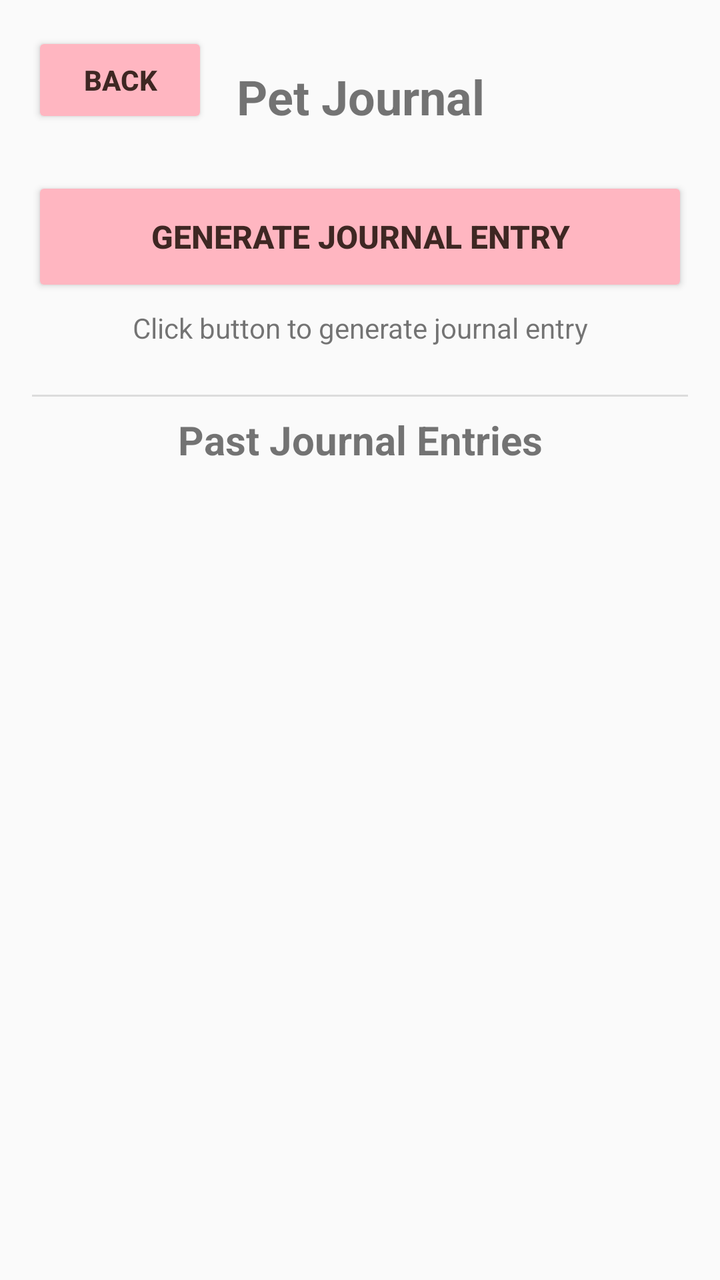
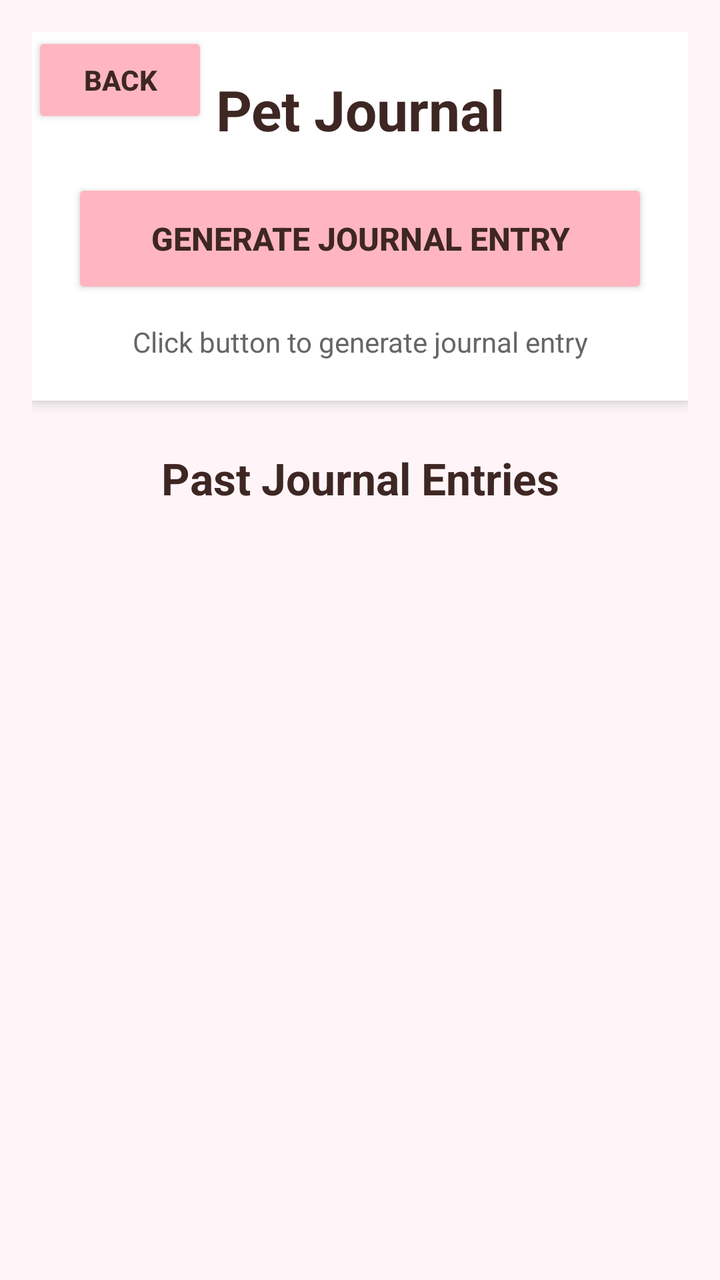

An Android layout rendered at two revisions. The XML below is the earlier revision; the diff shows what the commit changed to produce the second picture.
<!-- AndroidManifest.xml: activity theme Theme.AppCompat.Light.NoActionBar -->
<!-- res/layout/activity_journal.xml -->
<?xml version="1.0" encoding="utf-8"?>
<FrameLayout xmlns:android="http://schemas.android.com/apk/res/android"
    xmlns:app="http://schemas.android.com/apk/res-auto"
    xmlns:tools="http://schemas.android.com/tools"
    android:layout_width="match_parent"
    android:layout_height="match_parent"
    tools:context=".JournalActivity">

<ScrollView
    android:layout_width="match_parent"
    android:layout_height="match_parent"
    android:fillViewport="true">

    <LinearLayout
        android:layout_width="match_parent"
        android:layout_height="wrap_content"
        android:orientation="vertical"
        android:padding="16dp">

        <TextView
            android:id="@+id/titleTextView"
            android:layout_width="match_parent"
            android:layout_height="wrap_content"
            android:text="Pet Journal"
            android:textSize="24sp"
            android:textStyle="bold"
            android:gravity="center"
            android:layout_marginTop="16dp"
            android:paddingBottom="16dp"/>

        <Button
            android:id="@+id/generateJournalButton"
            android:layout_width="match_parent"
            android:layout_height="60dp"
            android:layout_marginTop="8dp"
            android:backgroundTint="#FFB6C1"
            android:textColor="#3E2723"
            android:text="Generate Journal Entry"
            android:textSize="16sp"
            android:textStyle="bold"/>

        <ProgressBar
            android:id="@+id/loadingProgressBar"
            android:layout_width="wrap_content"
            android:layout_height="wrap_content"
            android:layout_gravity="center"
            android:visibility="gone"
            android:layout_marginBottom="16dp"/>

        <TextView
            android:id="@+id/loadingTextView"
            android:layout_width="match_parent"
            android:layout_height="wrap_content"
            android:text="Generating journal entry..."
            android:textSize="16sp"
            android:gravity="center"
            android:visibility="gone"
            android:layout_marginBottom="16dp"/>

        <TextView
            android:id="@+id/statusTextView"
            android:layout_width="match_parent"
            android:layout_height="wrap_content"
            android:layout_marginTop="6dp"
            android:text="Click button to generate journal entry"
            android:textSize="14sp"
            android:gravity="center"
            android:layout_marginBottom="16dp"/>

        <View
            android:layout_width="match_parent"
            android:layout_height="1dp"
            android:background="?android:attr/listDivider"
            android:layout_marginVertical="8dp"/>

        
        <TextView
            android:id="@+id/historyTitleTextView"
            android:layout_width="match_parent"
            android:layout_height="wrap_content"
            android:text="Past Journal Entries"
            android:textSize="20sp"
            android:textStyle="bold"
            android:gravity="center"
            android:layout_marginBottom="16dp"/>

        <TextView
            android:id="@+id/emptyHistoryTextView"
            android:layout_width="match_parent"
            android:layout_height="wrap_content"
            android:text="No journal entries yet.\nGenerate your first entry above!"
            android:textSize="14sp"
            android:textColor="@android:color/darker_gray"
            android:gravity="center"
            android:padding="16dp"
            android:visibility="gone"/>

        
        <LinearLayout
            android:id="@+id/journalEntriesContainer"
            android:layout_width="match_parent"
            android:layout_height="wrap_content"
            android:orientation="vertical"
            android:paddingBottom="16dp"/>

    </LinearLayout>
</ScrollView>


<Button
    android:id="@+id/backButton"
    android:layout_width="wrap_content"
    android:layout_height="wrap_content"
    android:layout_gravity="top|start"
    android:layout_margin="16dp"
    android:text="BACK"
    android:textSize="14sp"
    android:textStyle="bold"
    android:paddingStart="16dp"
    android:paddingEnd="16dp"
    android:paddingTop="8dp"
    android:paddingBottom="8dp"
    android:backgroundTint="#FFB6C1"
    android:textColor="#3E2723"
    android:elevation="4dp" />

</FrameLayout>
<!-- resources referenced by this layout -->
<resources>

</resources>

<!-- the commit's change to res/layout/activity_journal.xml (unified diff, before → after) -->
@@ -4,6 +4,7 @@
     xmlns:tools="http://schemas.android.com/tools"
     android:layout_width="match_parent"
     android:layout_height="match_parent"
+    android:background="#FFF5F8"
     tools:context=".JournalActivity">
 
 <ScrollView
@@ -15,63 +16,69 @@
         android:layout_width="match_parent"
         android:layout_height="wrap_content"
         android:orientation="vertical"
-        android:padding="16dp">
+        android:padding="16dp"
+        android:paddingTop="64dp">
 
-        <TextView
-            android:id="@+id/titleTextView"
+        
+        <LinearLayout
             android:layout_width="match_parent"
             android:layout_height="wrap_content"
-            android:text="Pet Journal"
-            android:textSize="24sp"
-            android:textStyle="bold"
-            android:gravity="center"
-            android:layout_marginTop="16dp"
-            android:paddingBottom="16dp"/>
+            android:orientation="vertical"
+            android:background="#FFFFFF"
+            android:padding="20dp"
+            android:layout_marginBottom="16dp"
+            android:elevation="4dp">
 
-        <Button
-            android:id="@+id/generateJournalButton"
-            android:layout_width="match_parent"
-            android:layout_height="60dp"
-            android:layout_marginTop="8dp"
-            android:backgroundTint="#FFB6C1"
-            android:textColor="#3E2723"
-            android:text="Generate Journal Entry"
-            android:textSize="16sp"
-            android:textStyle="bold"/>
+            <TextView
+                android:id="@+id/titleTextView"
+                android:layout_width="match_parent"
+                android:layout_height="wrap_content"
+                android:text="Pet Journal"
+                android:textSize="28sp"
+                android:textStyle="bold"
+                android:gravity="center"
+                android:textColor="#3E2723"
+                android:paddingBottom="16dp"/>
 
-        <ProgressBar
-            android:id="@+id/loadingProgressBar"
-            android:layout_width="wrap_content"
-            android:layout_height="wrap_content"
-            android:layout_gravity="center"
-            android:visibility="gone"
-            android:layout_marginBottom="16dp"/>
+            <Button
+                android:id="@+id/generateJournalButton"
+                android:layout_width="match_parent"
+                android:layout_height="60dp"
+                android:backgroundTint="#FFB6C1"
+                android:textColor="#3E2723"
+                android:text="Generate Journal Entry"
+                android:textSize="16sp"
+                android:textStyle="bold"/>
 
-        <TextView
-            android:id="@+id/loadingTextView"
-            android:layout_width="match_parent"
-            android:layout_height="wrap_content"
-            android:text="Generating journal entry..."
-            android:textSize="16sp"
-            android:gravity="center"
-            android:visibility="gone"
-            android:layout_marginBottom="16dp"/>
+            <ProgressBar
+                android:id="@+id/loadingProgressBar"
+                android:layout_width="wrap_content"
+                android:layout_height="wrap_content"
+                android:layout_gravity="center"
+                android:visibility="gone"
+                android:layout_marginTop="16dp"/>
 
-        <TextView
-            android:id="@+id/statusTextView"
-            android:layout_width="match_parent"
-            android:layout_height="wrap_content"
-            android:layout_marginTop="6dp"
-            android:text="Click button to generate journal entry"
-            android:textSize="14sp"
-            android:gravity="center"
-            android:layout_marginBottom="16dp"/>
+            <TextView
+                android:id="@+id/loadingTextView"
+                android:layout_width="match_parent"
+                android:layout_height="wrap_content"
+                android:text="Generating journal entry..."
+                android:textSize="16sp"
+                android:gravity="center"
+                android:visibility="gone"
+                android:layout_marginTop="8dp"/>
 
-        <View
-            android:layout_width="match_parent"
-            android:layout_height="1dp"
-            android:background="?android:attr/listDivider"
-            android:layout_marginVertical="8dp"/>
+            <TextView
+                android:id="@+id/statusTextView"
+                android:layout_width="match_parent"
+                android:layout_height="wrap_content"
+                android:layout_marginTop="12dp"
+                android:text="Click button to generate journal entry"
+                android:textSize="14sp"
+                android:textColor="#666666"
+                android:gravity="center"/>
+
+        </LinearLayout>
 
         
         <TextView
@@ -79,20 +86,22 @@
             android:layout_width="match_parent"
             android:layout_height="wrap_content"
             android:text="Past Journal Entries"
-            android:textSize="20sp"
+            android:textSize="22sp"
             android:textStyle="bold"
+            android:textColor="#3E2723"
             android:gravity="center"
-            android:layout_marginBottom="16dp"/>
+            android:layout_marginTop="8dp"
+            android:layout_marginBottom="20dp"/>
 
         <TextView
             android:id="@+id/emptyHistoryTextView"
             android:layout_width="match_parent"
             android:layout_height="wrap_content"
-            android:text="No journal entries yet.\nGenerate your first entry above!"
-            android:textSize="14sp"
-            android:textColor="@android:color/darker_gray"
+            android:text="No journal entries yet.\nGenerate your first entry above! ✨"
+            android:textSize="16sp"
+            android:textColor="#999999"
             android:gravity="center"
-            android:padding="16dp"
+            android:padding="32dp"
             android:visibility="gone"/>
 
         
@@ -113,7 +122,7 @@
     android:layout_height="wrap_content"
     android:layout_gravity="top|start"
     android:layout_margin="16dp"
-    android:text="BACK"
+    android:text="Back"
     android:textSize="14sp"
     android:textStyle="bold"
     android:paddingStart="16dp"
@@ -122,6 +131,6 @@
     android:paddingBottom="8dp"
     android:backgroundTint="#FFB6C1"
     android:textColor="#3E2723"
-    android:elevation="4dp" />
+    android:elevation="8dp" />
 
 </FrameLayout>
